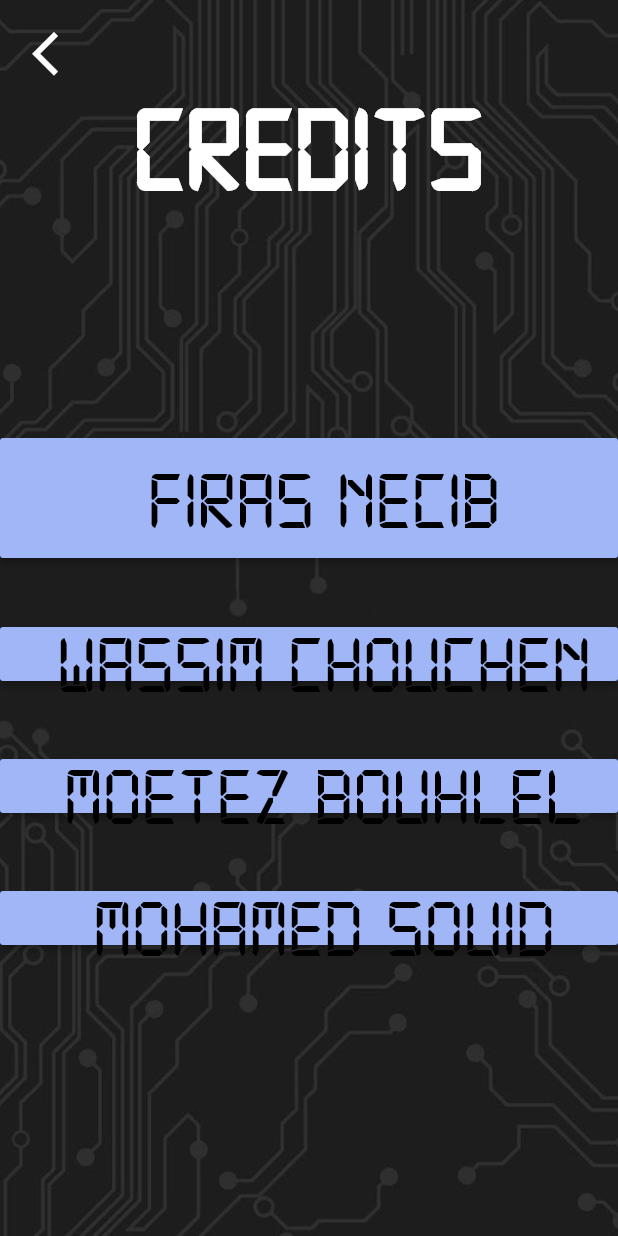
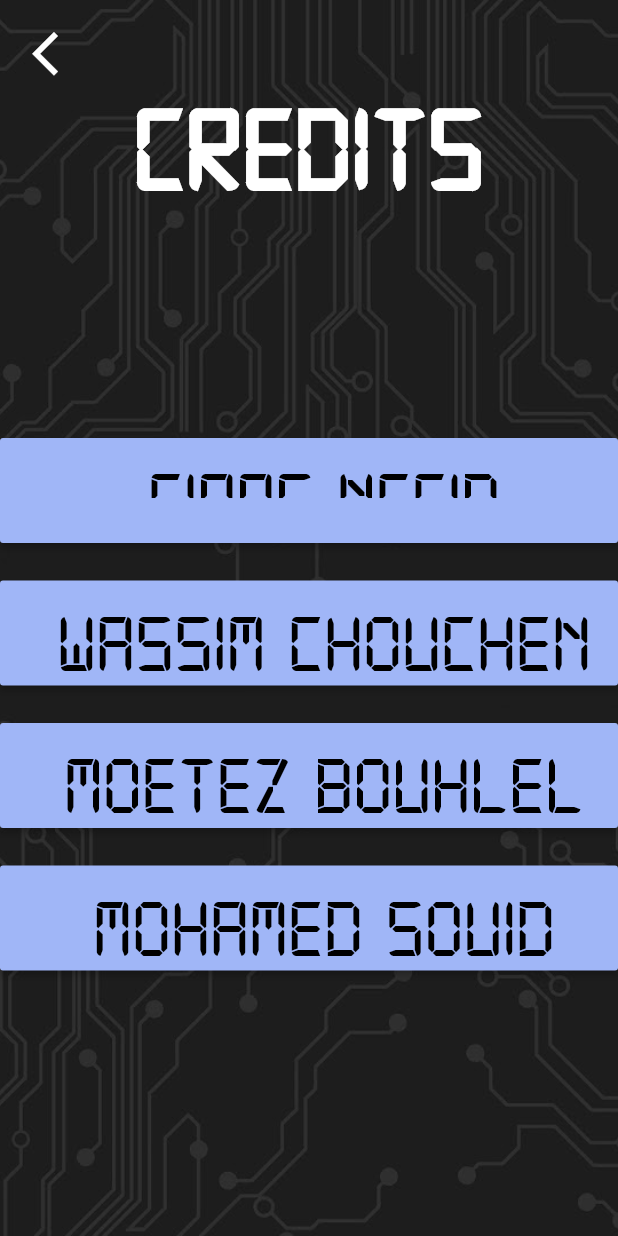
Before and after one commit to BMoetez/Logic-E-nhancer, a Flutter app: the screen it shows after launch, after a tap on "Credits", on a phone screen of 412 x 824 dp. Run offline on Flutter 3.47's test engine with Material 2 defaults, Android fonts, the phone set to English and light mode, and no system bars; our stand-ins replace lottie.

Commit message:
Update credit.dart

```diff
--- a/lib/pages/credit.dart
+++ b/lib/pages/credit.dart
@@ -50,6 +50,7 @@ class _creditsState extends State<credits> {
             ),SizedBox(height: 180),
             SizedBox(
               width: 500,
+              height: 70,
               child: RaisedButton(
                 onPressed: () {
                   Navigator.push(context, MaterialPageRoute(builder: (context)=>Levels())
@@ -67,9 +68,12 @@ class _creditsState extends State<credits> {
                   "FIRAS NECIB",
                   style: TextStyle(fontSize: 55),
                 )],) ,
-              ),) ,SizedBox(height: 40),
+              ),
+            ),
+            SizedBox(height: 25),
             SizedBox(
               width: 500,
+              height: 70,
               child: RaisedButton(
                 onPressed: () {},
                 textColor: Colors.black,
@@ -83,8 +87,11 @@ class _creditsState extends State<credits> {
                   "WASSIM CHOUCHEN",
                   style: TextStyle(fontSize: 55),
                 )],) ,
-              ),) ,SizedBox(height: 40), SizedBox(
+              ),) ,
+            SizedBox(height: 25),
+            SizedBox(
               width: 500,
+              height: 70,
               child: RaisedButton(
                 onPressed: () {
                   Navigator.push(context, MaterialPageRoute(builder: (context)=>Lessons()));
@@ -101,9 +108,10 @@ class _creditsState extends State<credits> {
                   "MOETEZ BOUHLEL",
                   style: TextStyle(fontSize: 55),
                 )],) ,
-              ),) ,SizedBox(height: 40),
+              ),) ,SizedBox(height: 25),
             SizedBox(
               width: 500,
+              height: 70,
               child: RaisedButton(
                 onPressed: () {
 
@@ -119,7 +127,7 @@ class _creditsState extends State<credits> {
                   "MOHAMED SOUID",
                   style: TextStyle(fontSize: 55),
                 )],) ,
-              ),) ,SizedBox(height: 40),
+              ),) ,
           ],
         )
     );
```
